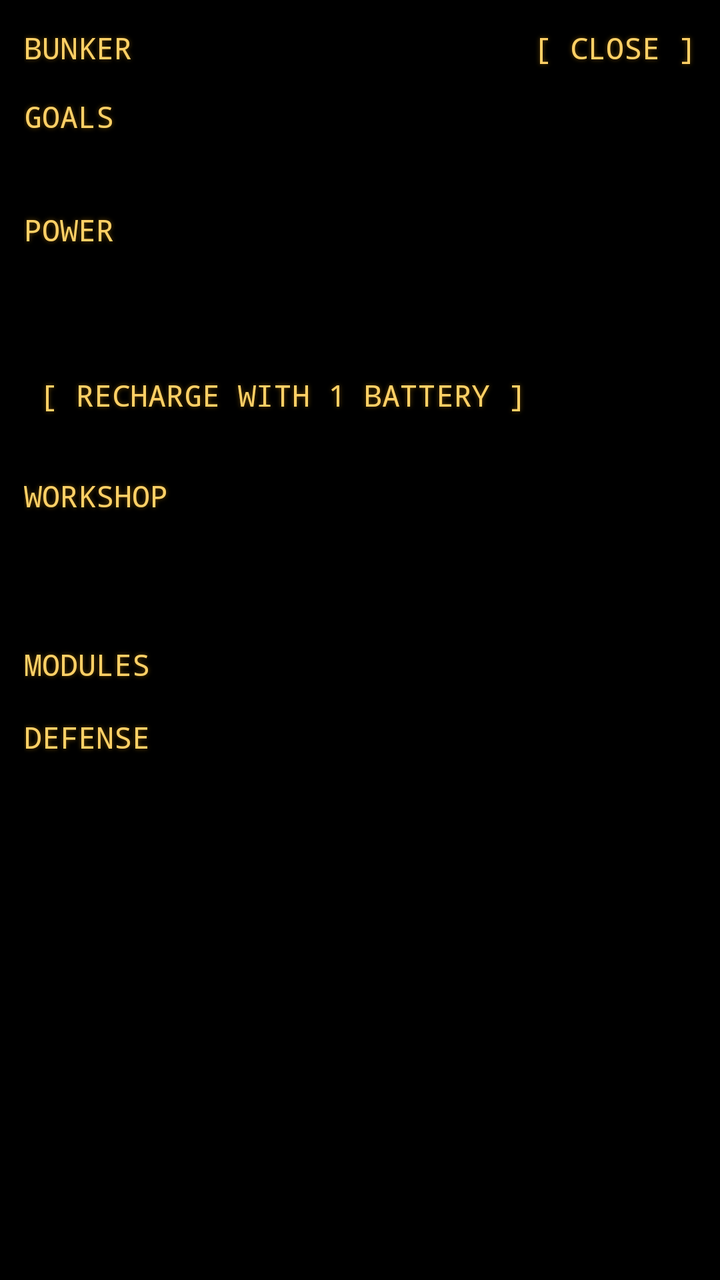
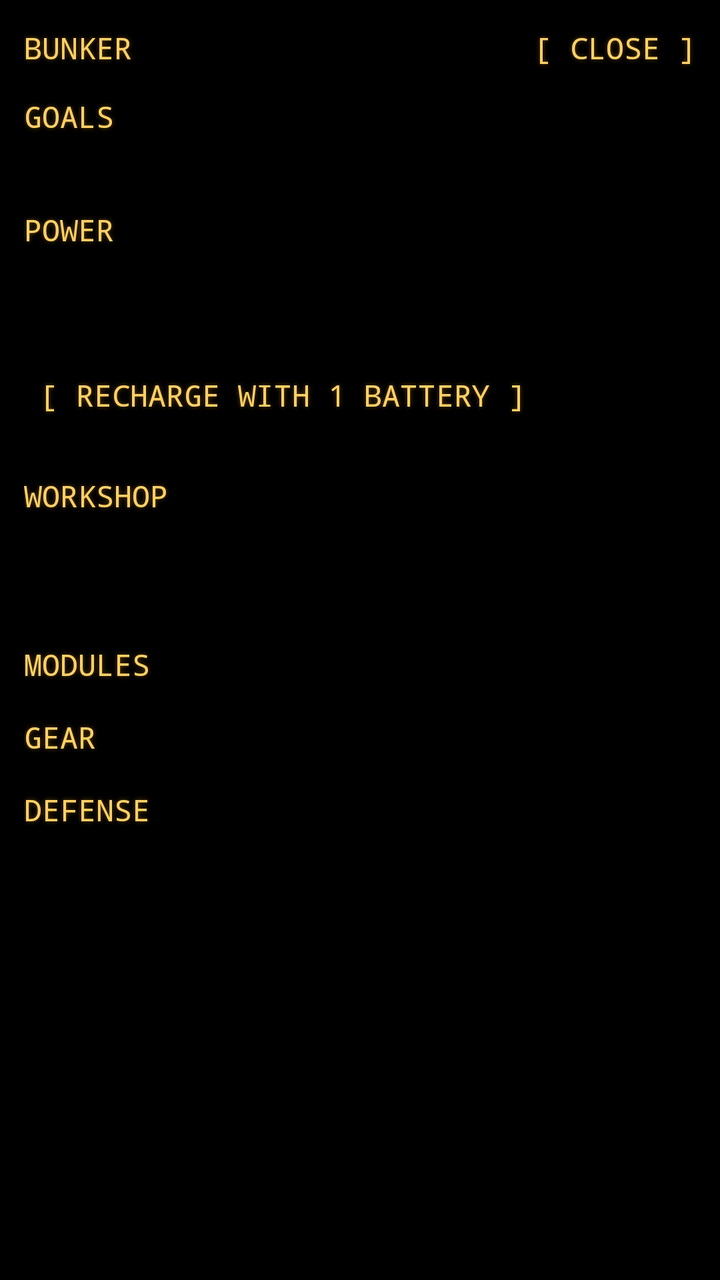

An Android layout rendered at two revisions. The XML below is the earlier revision; the diff shows what the commit changed to produce the second picture.
<!-- AndroidManifest.xml: application theme Theme.Estatica -->
<!-- res/layout/panel_bunker.xml -->
<?xml version="1.0" encoding="utf-8"?>
<LinearLayout xmlns:android="http://schemas.android.com/apk/res/android"
    xmlns:tools="http://schemas.android.com/tools"
    android:layout_width="match_parent"
    android:layout_height="match_parent"
    android:background="@color/terminal_bg"
    android:clickable="true"
    android:focusable="true"
    android:orientation="vertical"
    tools:ignore="Overdraw">

    <LinearLayout
        android:layout_width="match_parent"
        android:layout_height="wrap_content"
        android:gravity="center_vertical"
        android:orientation="horizontal">

        <TextView
            style="@style/TerminalText.Bright"
            android:layout_width="0dp"
            android:layout_height="wrap_content"
            android:layout_marginStart="12dp"
            android:layout_weight="1"
            android:accessibilityHeading="true"
            android:text="@string/panel_bunker_title"
            tools:targetApi="28" />

        <TextView
            android:id="@+id/bunkerClose"
            style="@style/TerminalButton"
            android:layout_width="wrap_content"
            android:layout_height="wrap_content"
            android:layout_marginEnd="4dp"
            android:text="@string/panel_close" />
    </LinearLayout>

    <ScrollView
        android:layout_width="match_parent"
        android:layout_height="0dp"
        android:layout_weight="1">

        <LinearLayout
            android:layout_width="match_parent"
            android:layout_height="wrap_content"
            android:orientation="vertical"
            android:paddingHorizontal="12dp"
            android:paddingBottom="16dp">

            <TextView
                style="@style/TerminalText.Bright"
                android:layout_width="match_parent"
                android:layout_height="wrap_content"
                android:text="@string/goals_title" />

            <TextView
                android:id="@+id/goals"
                style="@style/TerminalText"
                android:layout_width="match_parent"
                android:layout_height="wrap_content"
                android:layout_marginBottom="16dp" />

            <TextView
                style="@style/TerminalText.Bright"
                android:layout_width="match_parent"
                android:layout_height="wrap_content"
                android:text="@string/energy_title" />

            <TextView
                android:id="@+id/energy"
                style="@style/TerminalText"
                android:layout_width="match_parent"
                android:layout_height="wrap_content"
                android:accessibilityLiveRegion="polite" />

            <LinearLayout
                android:id="@+id/consumers"
                android:layout_width="match_parent"
                android:layout_height="wrap_content"
                android:orientation="vertical" />

            <TextView
                android:id="@+id/reserve"
                style="@style/TerminalText"
                android:layout_width="match_parent"
                android:layout_height="wrap_content"
                android:layout_marginTop="8dp" />

            <TextView
                android:id="@+id/recharge"
                style="@style/TerminalButton"
                android:layout_width="wrap_content"
                android:layout_height="wrap_content"
                android:text="@string/recharge_button" />

            <TextView
                style="@style/TerminalText.Bright"
                android:layout_width="match_parent"
                android:layout_height="wrap_content"
                android:layout_marginTop="16dp"
                android:text="@string/workshop_title" />

            <LinearLayout
                android:id="@+id/jobs"
                android:layout_width="match_parent"
                android:layout_height="wrap_content"
                android:orientation="vertical" />

            <TextView
                android:id="@+id/craft"
                style="@style/TerminalButton"
                android:layout_width="wrap_content"
                android:layout_height="wrap_content" />

            <TextView
                style="@style/TerminalText.Bright"
                android:layout_width="match_parent"
                android:layout_height="wrap_content"
                android:layout_marginTop="16dp"
                android:text="@string/modules_title" />

            <LinearLayout
                android:id="@+id/modules"
                android:layout_width="match_parent"
                android:layout_height="wrap_content"
                android:orientation="vertical" />

            <TextView
                style="@style/TerminalText.Bright"
                android:layout_width="match_parent"
                android:layout_height="wrap_content"
                android:layout_marginTop="16dp"
                android:text="@string/defense_title" />

            <TextView
                android:id="@+id/defense"
                style="@style/TerminalText"
                android:layout_width="match_parent"
                android:layout_height="wrap_content" />
        </LinearLayout>
    </ScrollView>
</LinearLayout>
<!-- resources referenced by this layout -->
<resources>
  <color name="terminal_bg">#000000</color>
  <string name="defense_title">DEFENSE</string>
  <string name="energy_title">POWER</string>
  <string name="goals_title">GOALS</string>
  <string name="modules_title">MODULES</string>
  <string name="panel_bunker_title">BUNKER</string>
  <string name="panel_close">[ CLOSE ]</string>
  <string name="recharge_button">[ RECHARGE WITH 1 BATTERY ]</string>
  <string name="workshop_title">WORKSHOP</string>
  <style name="TerminalButton" parent="TerminalText.Bright">
          <item name="android:background">@drawable/bg_terminal_button</item>
          <item name="android:minHeight">48dp</item>
          <item name="android:gravity">center_vertical</item>
          <item name="android:paddingStart">8dp</item>
          <item name="android:paddingEnd">8dp</item>
          <item name="android:clickable">true</item>
          <item name="android:focusable">true</item>
      </style>
  <style name="TerminalText">
          <item name="android:fontFamily">monospace</item>
          <item name="android:textSize">15sp</item>
          <item name="android:textColor">@color/amber</item>
          <item name="android:lineSpacingMultiplier">1.15</item>
          
          <item name="android:shadowColor">@color/amber_glow</item>
          <item name="android:shadowRadius">6</item>
          <item name="android:shadowDx">0</item>
          <item name="android:shadowDy">0</item>
      </style>
  <style name="TerminalText.Bright">
          <item name="android:textColor">@color/amber_bright</item>
      </style>
  <style name="Theme.Estatica" parent="android:Theme.Material.NoActionBar">
          <item name="android:windowBackground">@color/terminal_bg</item>
          <item name="android:statusBarColor">@color/terminal_bg</item>
          <item name="android:navigationBarColor">@color/terminal_bg</item>
          <item name="android:colorAccent">@color/amber</item>
          <item name="android:colorControlActivated">@color/amber</item>
          <item name="android:textColorHighlight">@color/amber_dim</item>
          <item name="android:textColorPrimary">@color/amber</item>
      </style>
  <!-- drawable bg_terminal_button (drawable) -->
  <?xml version="1.0" encoding="utf-8"?>
  <ripple xmlns:android="http://schemas.android.com/apk/res/android"
      android:color="@color/amber_hint">
      <item android:id="@android:id/mask">
          <color android:color="@color/amber" />
      </item>
  </ripple>
  <color name="amber">#FFB000</color>
  <color name="amber_glow">#66FFB000</color>
  <color name="amber_bright">#FFD066</color>
  <color name="amber_dim">#B37B00</color>
  <color name="amber_hint">#664600</color>
</resources>

<!-- the commit's change to res/layout/panel_bunker.xml (unified diff, before → after) -->
@@ -129,6 +129,19 @@
                 android:layout_width="match_parent"
                 android:layout_height="wrap_content"
                 android:layout_marginTop="16dp"
+                android:text="@string/gear_title" />
+
+            <LinearLayout
+                android:id="@+id/gear"
+                android:layout_width="match_parent"
+                android:layout_height="wrap_content"
+                android:orientation="vertical" />
+
+            <TextView
+                style="@style/TerminalText.Bright"
+                android:layout_width="match_parent"
+                android:layout_height="wrap_content"
+                android:layout_marginTop="16dp"
                 android:text="@string/defense_title" />
 
             <TextView
<!-- resource entries referenced after the edit -->
@@ -3,6 +3,7 @@
   <color name="terminal_bg">#000000</color>
   <string name="defense_title">DEFENSE</string>
   <string name="energy_title">POWER</string>
+  <string name="gear_title">GEAR</string>
   <string name="goals_title">GOALS</string>
   <string name="modules_title">MODULES</string>
   <string name="panel_bunker_title">BUNKER</string>
